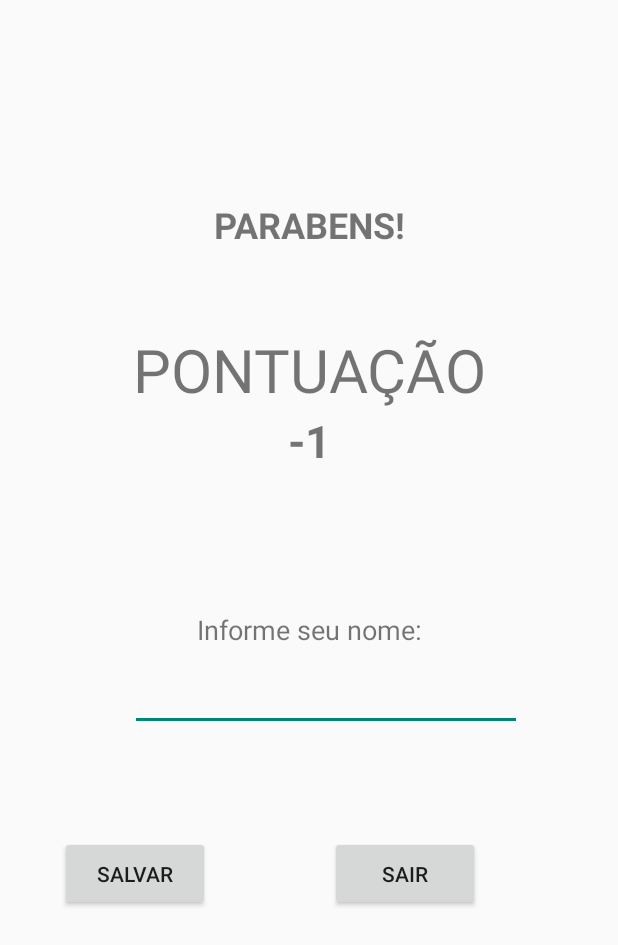
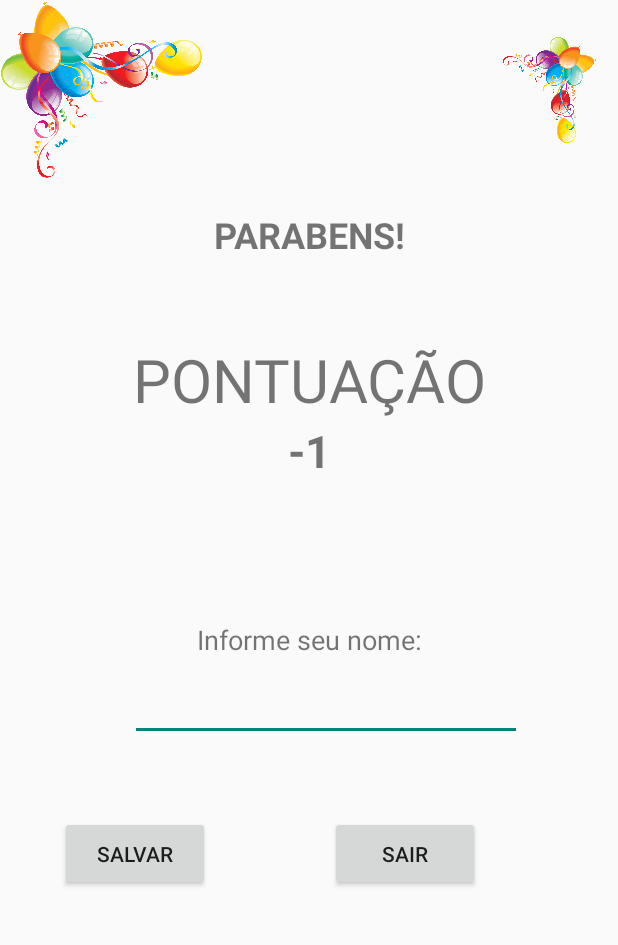
Before and after one commit to gabriel-yanaguya/android-space-invaders, an Android app: the AddRankActivity screen opened directly, with no data from a screen before it, on a phone screen of 412 x 824 dp. Shown: the top 945 px of the screen. Run offline under Robolectric (Android 15) with nearby library versions, the phone set to English and light mode, and no system bars.

Commit message:
Activity Ranking

```diff
--- a/app/src/main/res/layout/activity_add_rank.xml
+++ b/app/src/main/res/layout/activity_add_rank.xml
@@ -8,11 +8,34 @@
     tools:context="ifsp.spaceinvaders.AddRankActivity"
     android:weightSum="1">
 
+    <LinearLayout
+        android:layout_width="match_parent"
+        android:layout_height="120dp"
+        android:orientation="horizontal"
+        android:weightSum="1">
+
+        <ImageView
+            android:id="@+id/imageView2"
+            android:layout_width="120dp"
+            android:layout_height="wrap_content"
+            android:layout_weight="0.31"
+            app:srcCompat="@drawable/bexiga" />
+
+        <ImageView
+            android:id="@+id/imageView3"
+            android:layout_width="41dp"
+            android:layout_height="wrap_content"
+            android:layout_marginLeft="300px"
+            app:srcCompat="@drawable/bexiga2"
+            android:layout_weight="0.41" />
+
+    </LinearLayout>
+
     <TextView
         android:id="@+id/txtMsg"
         android:layout_width="match_parent"
         android:layout_height="wrap_content"
-        android:layout_marginTop="200px"
+        android:layout_marginTop="30px"
         android:text="PARABENS!"
         android:textAlignment="center"
         android:textSize="24dp"
@@ -64,7 +87,7 @@
             android:layout_width="100dp"
             android:layout_height="50dp"
             android:layout_marginLeft="40dp"
-            android:layout_marginTop="70dp"
+            android:layout_marginTop="50dp"
             android:text="Salvar" />
 
         <Button
@@ -73,7 +96,7 @@
             android:layout_height="50dp"
             android:layout_marginLeft="80dp"
             android:layout_marginRight="30dp"
-            android:layout_marginTop="70dp"
+            android:layout_marginTop="50dp"
             android:text="SAIR" />
 
     </LinearLayout>
```
Also changed, not shown: app/src/main/res/drawable-nodpi/bexiga.png (added), app/src/main/res/drawable-nodpi/bexiga2.png (added), app/src/main/res/drawable-nodpi/trophy.png (added).
